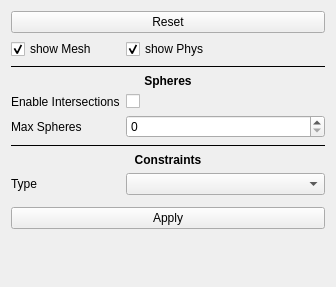
Old version of the form forms/tabInfo.ui in the repository Gmadges/MPC-Masterclass.
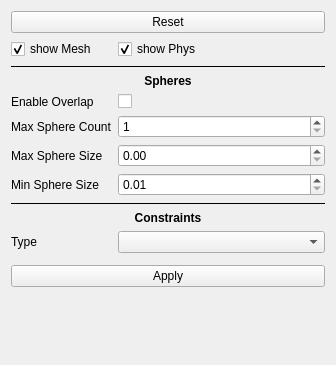
New version of the form. Custom widgets are drawn as their Qt base class.

Commit message: now have tweakable sphere settings

The edit to the form file:
```diff
--- a/forms/tabInfo.ui
+++ b/forms/tabInfo.ui
@@ -7,7 +7,7 @@
     <x>0</x>
     <y>0</y>
     <width>336</width>
-    <height>287</height>
+    <height>365</height>
    </rect>
   </property>
   <property name="windowTitle">
@@ -16,7 +16,7 @@
   <layout class="QGridLayout" name="gridLayout_2">
    <item row="1" column="0">
     <layout class="QFormLayout" name="formLayout">
-     <item row="13" column="0" colspan="2">
+     <item row="15" column="0" colspan="2">
       <widget class="SpringSettings" name="widget_springSettings" native="true"/>
      </item>
      <item row="4" column="0">
@@ -46,7 +46,7 @@
        </property>
       </widget>
      </item>
-     <item row="10" column="0" colspan="2">
+     <item row="12" column="0" colspan="2">
       <widget class="QLabel" name="label">
        <property name="text">
         <string>&lt;b&gt;Constraints&lt;/b&gt;</string>
@@ -75,12 +75,12 @@
      <item row="7" column="0">
       <widget class="QLabel" name="label_3">
        <property name="text">
-        <string>Enable Intersections</string>
+        <string>Enable Overlap</string>
        </property>
       </widget>
      </item>
      <item row="7" column="1">
-      <widget class="QCheckBox" name="check_sphereIntersect">
+      <widget class="QCheckBox" name="check_sphereOverlap">
        <property name="text">
         <string/>
        </property>
@@ -89,14 +89,21 @@
      <item row="8" column="0">
       <widget class="QLabel" name="label_4">
        <property name="text">
-        <string>Max Spheres</string>
+        <string>Max Sphere Count</string>
        </property>
       </widget>
      </item>
      <item row="8" column="1">
-      <widget class="QSpinBox" name="spin_maxSpheres"/>
+      <widget class="QSpinBox" name="spin_maxSphereCount">
+       <property name="minimum">
+        <number>1</number>
+       </property>
+       <property name="maximum">
+        <number>2147483647</number>
+       </property>
+      </widget>
      </item>
-     <item row="9" column="0" colspan="2">
+     <item row="11" column="0" colspan="2">
       <widget class="Line" name="line">
        <property name="frameShadow">
         <enum>QFrame::Plain</enum>
@@ -116,23 +123,54 @@
        </property>
       </widget>
      </item>
-     <item row="15" column="0" colspan="2">
+     <item row="17" column="0" colspan="2">
       <widget class="QPushButton" name="button_applySettings">
        <property name="text">
         <string>Apply</string>
        </property>
       </widget>
      </item>
-     <item row="11" column="0">
+     <item row="13" column="0">
       <widget class="QLabel" name="label_5">
        <property name="text">
         <string>Type</string>
        </property>
       </widget>
      </item>
-     <item row="11" column="1">
+     <item row="13" column="1">
       <widget class="QComboBox" name="combo_constType"/>
      </item>
+     <item row="9" column="0">
+      <widget class="QLabel" name="label_6">
+       <property name="text">
+        <string>Max Sphere Size</string>
+       </property>
+      </widget>
+     </item>
+     <item row="9" column="1">
+      <widget class="QDoubleSpinBox" name="spin_maxSphereSize">
+       <property name="maximum">
+        <double>1000000000000000000.000000000000000</double>
+       </property>
+      </widget>
+     </item>
+     <item row="10" column="0">
+      <widget class="QLabel" name="label_7">
+       <property name="text">
+        <string>Min Sphere Size</string>
+       </property>
+      </widget>
+     </item>
+     <item row="10" column="1">
+      <widget class="QDoubleSpinBox" name="spin_minSphereSize">
+       <property name="minimum">
+        <double>0.010000000000000</double>
+       </property>
+       <property name="maximum">
+        <double>100000000000000.000000000000000</double>
+       </property>
+      </widget>
+     </item>
     </layout>
    </item>
   </layout>
```
The commit also changes 9 other files.
